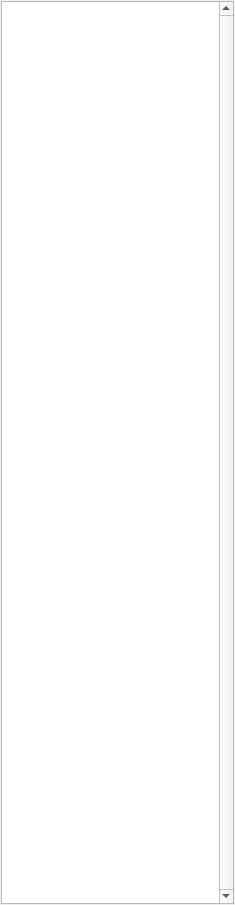
This is basestation/logwidget.ui in wpfhtl/octocopter as Qt 5 draws it before an edit. The edited form follows.
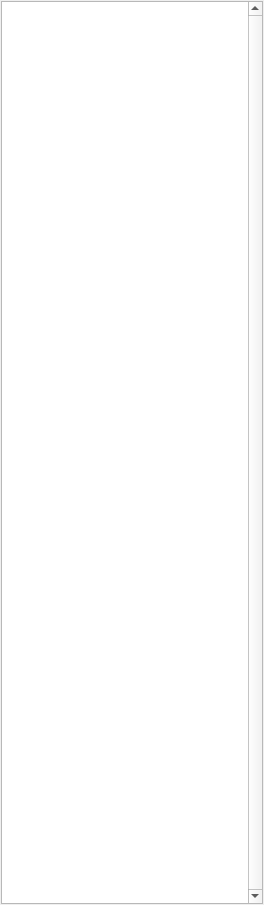
This is the edited form.

```diff
--- a/basestation/logwidget.ui
+++ b/basestation/logwidget.ui
@@ -6,10 +6,16 @@
    <rect>
     <x>0</x>
     <y>0</y>
-    <width>235</width>
+    <width>264</width>
     <height>905</height>
    </rect>
   </property>
+  <property name="sizePolicy">
+   <sizepolicy hsizetype="Expanding" vsizetype="Preferred">
+    <horstretch>0</horstretch>
+    <verstretch>0</verstretch>
+   </sizepolicy>
+  </property>
   <property name="allowedAreas">
    <set>Qt::BottomDockWidgetArea|Qt::TopDockWidgetArea</set>
   </property>
@@ -17,6 +23,12 @@
    <string>Logger</string>
   </property>
   <widget class="QWidget" name="dockWidgetContents">
+   <property name="sizePolicy">
+    <sizepolicy hsizetype="Minimum" vsizetype="Preferred">
+     <horstretch>0</horstretch>
+     <verstretch>0</verstretch>
+    </sizepolicy>
+   </property>
    <layout class="QVBoxLayout" name="verticalLayout">
     <property name="spacing">
      <number>0</number>
@@ -26,6 +38,12 @@
     </property>
     <item>
      <widget class="QTextEdit" name="mTextEdit">
+      <property name="sizePolicy">
+       <sizepolicy hsizetype="Minimum" vsizetype="Expanding">
+        <horstretch>0</horstretch>
+        <verstretch>0</verstretch>
+       </sizepolicy>
+      </property>
       <property name="verticalScrollBarPolicy">
        <enum>Qt::ScrollBarAlwaysOn</enum>
       </property>
```
